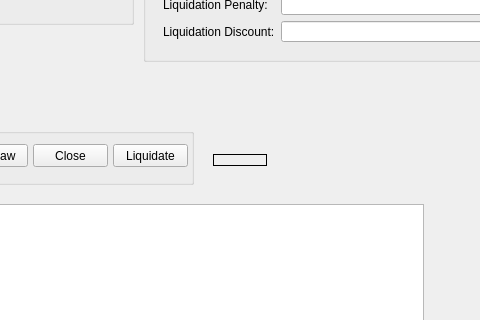
First picture: the form in examples/pcm_main.ui, repository hyperdao/stable_coin_python_sdk, before the edit; both pictures show x 237 to 717 and y 176 to 496 of the 983 by 671 pixel window.
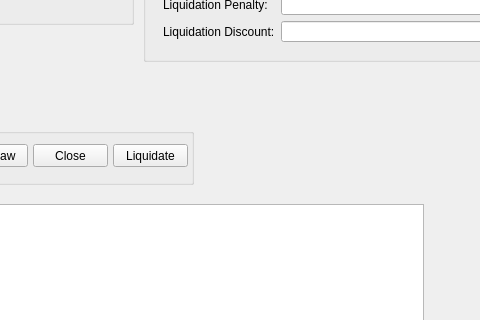
Second picture: the form after the edit.

Commit message: show sync status in status bar

What changed in the file:
```diff
--- a/examples/pcm_main.ui
+++ b/examples/pcm_main.ui
@@ -219,23 +219,6 @@
      </layout>
     </widget>
    </widget>
-   <widget class="QLabel" name="syncLabel">
-    <property name="geometry">
-     <rect>
-      <x>450</x>
-      <y>330</y>
-      <width>54</width>
-      <height>12</height>
-     </rect>
-    </property>
-    <property name="styleSheet">
-     <string notr="true">border-width: 1px;border-style: solid;
-border-color: black;</string>
-    </property>
-    <property name="text">
-     <string/>
-    </property>
-   </widget>
    <widget class="QGroupBox" name="groupBox_3">
     <property name="geometry">
      <rect>
```
The commit also changes 2 other files.
